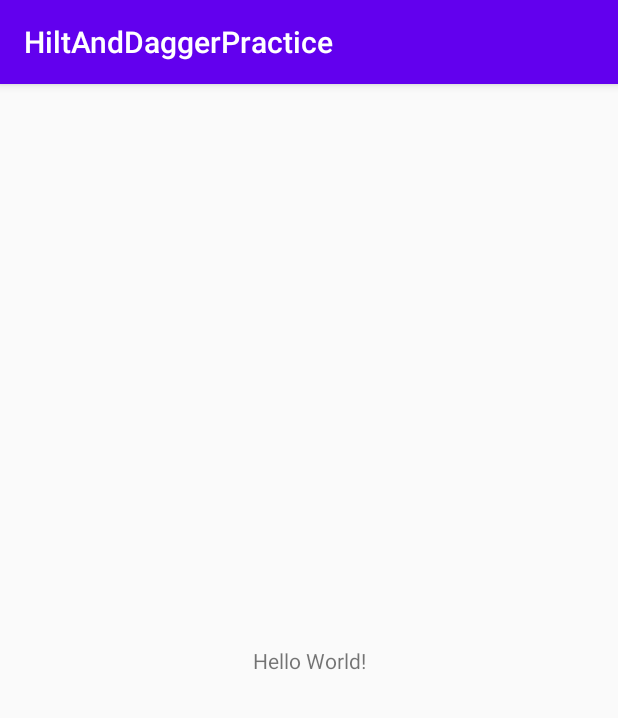
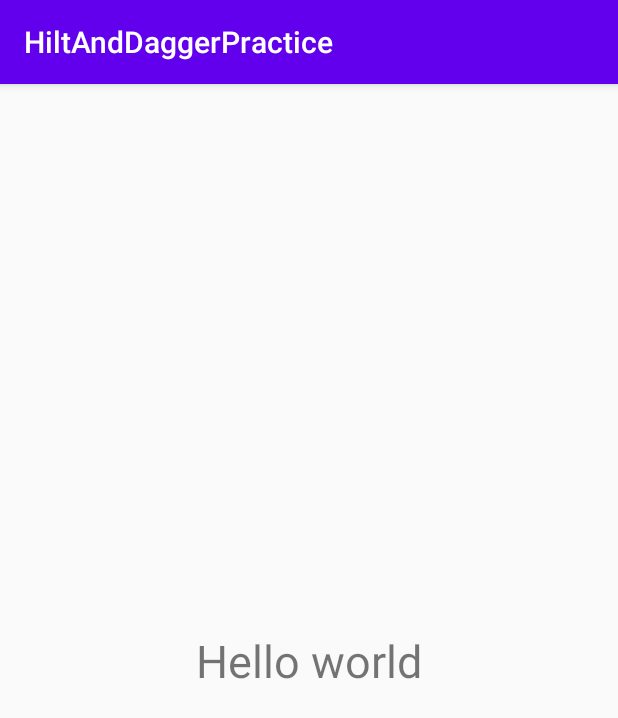
Before and after one commit to khush5471/HiltAndDagger, an Android app: the screen it shows after launch (MainActivity), on a phone screen of 412 x 824 dp. Shown: the top 718 px of the screen. Run offline under Robolectric (Android 15) with nearby library versions, the phone set to English and light mode, and no system bars; our stand-ins replace Dagger/Hilt's generated code.

```diff
--- a/app/build.gradle
+++ b/app/build.gradle
@@ -37,6 +37,12 @@ dependencies {
     implementation "com.google.dagger:hilt-android:2.28-alpha"
     kapt "com.google.dagger:hilt-android-compiler:2.28-alpha"
 
+    implementation "com.squareup.retrofit2:retrofit:$rootProject.retrofitVersion"
+    implementation "com.squareup.retrofit2:converter-gson:$rootProject.retrofitVersion"
+    implementation 'com.squareup.okhttp3:logging-interceptor:3.8.1'
+    implementation 'com.google.code.gson:gson:2.8.2'
+
+
     testImplementation 'junit:junit:4.12'
     androidTestImplementation 'androidx.test.ext:junit:1.1.2'
     androidTestImplementation 'androidx.test.espresso:espresso-core:3.3.0'
--- a/app/src/main/AndroidManifest.xml
+++ b/app/src/main/AndroidManifest.xml
@@ -8,8 +8,9 @@
         android:label="@string/app_name"
         android:roundIcon="@mipmap/ic_launcher_round"
         android:supportsRtl="true"
+        android:name=".application.ParentApplication"
         android:theme="@style/AppTheme">
-        <activity android:name=".MainActivity">
+        <activity android:name=".views.MainActivity">
             <intent-filter>
                 <action android:name="android.intent.action.MAIN" />
 
--- /dev/null
+++ b/app/src/main/java/com/example/hiltanddaggerpractice/views/MainActivity.kt
@@ -0,0 +1,19 @@
+package com.example.hiltanddaggerpractice.views
+
+import android.os.Bundle
+import androidx.appcompat.app.AppCompatActivity
+import com.example.hiltanddaggerpractice.R
+import dagger.hilt.android.AndroidEntryPoint
+
+@AndroidEntryPoint
+class MainActivity : AppCompatActivity() {
+    override fun onCreate(savedInstanceState: Bundle?) {
+        super.onCreate(savedInstanceState)
+        setContentView(R.layout.activity_main)
+        supportFragmentManager.beginTransaction()
+            .replace(R.id.container, TestFragment())
+//            .addToBackStack(TestFragment::class.java.canonicalName)
+            .commitAllowingStateLoss()
+    }
+
+}
--- /dev/null
+++ b/app/src/main/java/com/example/hiltanddaggerpractice/views/TestFragment.kt
@@ -0,0 +1,19 @@
+package com.example.hiltanddaggerpractice.views
+
+import android.os.Bundle
+import android.view.LayoutInflater
+import android.view.View
+import android.view.ViewGroup
+import androidx.fragment.app.Fragment
+import com.example.hiltanddaggerpractice.R
+
+class TestFragment : Fragment() {
+
+    override fun onCreateView(
+        inflater: LayoutInflater,
+        container: ViewGroup?,
+        savedInstanceState: Bundle?
+    ): View? {
+        return inflater.inflate(R.layout.fragment_test, container, false)
+    }
+}
--- a/app/src/main/res/layout/activity_main.xml
+++ b/app/src/main/res/layout/activity_main.xml
@@ -1,18 +1,5 @@
 <?xml version="1.0" encoding="utf-8"?>
-<androidx.constraintlayout.widget.ConstraintLayout xmlns:android="http://schemas.android.com/apk/res/android"
-    xmlns:app="http://schemas.android.com/apk/res-auto"
-    xmlns:tools="http://schemas.android.com/tools"
+<FrameLayout xmlns:android="http://schemas.android.com/apk/res/android"
     android:layout_width="match_parent"
-    android:layout_height="match_parent"
-    tools:context=".MainActivity">
-
-    <TextView
-        android:layout_width="wrap_content"
-        android:layout_height="wrap_content"
-        android:text="Hello World!"
-        app:layout_constraintBottom_toBottomOf="parent"
-        app:layout_constraintLeft_toLeftOf="parent"
-        app:layout_constraintRight_toRightOf="parent"
-        app:layout_constraintTop_toTopOf="parent" />
-
-</androidx.constraintlayout.widget.ConstraintLayout>
+    android:id="@+id/container"
+    android:layout_height="match_parent" />
--- /dev/null
+++ b/app/src/main/res/layout/fragment_test.xml
@@ -0,0 +1,17 @@
+<?xml version="1.0" encoding="utf-8"?>
+<androidx.constraintlayout.widget.ConstraintLayout xmlns:android="http://schemas.android.com/apk/res/android"
+    xmlns:app="http://schemas.android.com/apk/res-auto"
+    android:layout_width="match_parent"
+    android:layout_height="match_parent">
+
+    <TextView
+        android:layout_width="wrap_content"
+        android:layout_height="wrap_content"
+        android:text="Hello world"
+        android:textSize="30dp"
+        app:layout_constraintBottom_toBottomOf="parent"
+        app:layout_constraintEnd_toEndOf="parent"
+        app:layout_constraintStart_toStartOf="parent"
+        app:layout_constraintTop_toTopOf="parent" />
+
+</androidx.constraintlayout.widget.ConstraintLayout>
--- a/build.gradle
+++ b/build.gradle
@@ -23,7 +23,11 @@ allprojects {
         jcenter()
     }
 }
+ext {
 
+    retrofitVersion = "2.3.0"
+
+}
 task clean(type: Delete) {
     delete rootProject.buildDir
 }
```
Also changed, not shown: app/src/main/java/com/example/hiltanddaggerpractice/MainActivity.kt (deleted, +0 -11 lines), app/src/main/java/com/example/hiltanddaggerpractice/network/ApiHelper.kt (added, +103 -0 lines), app/src/main/java/com/example/hiltanddaggerpractice/network/WebService.kt (added, +13 -0 lines).
